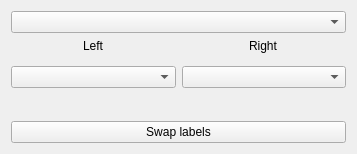
The window that arthropod_describer/view/ui/colormap_widget.ui (mrazr/maphis) describes before a commit, drawn with Qt 5.
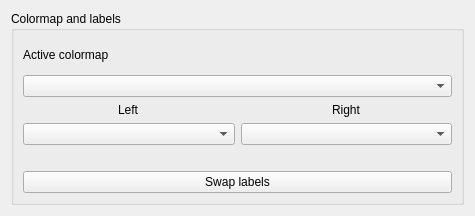
The same window after the commit.

Commit message: colormap and label selection integration with the rest of the app

Diff of the .ui file:
```diff
--- a/arthropod_describer/view/ui/colormap_widget.ui
+++ b/arthropod_describer/view/ui/colormap_widget.ui
@@ -6,8 +6,8 @@
    <rect>
     <x>0</x>
     <y>0</y>
-    <width>357</width>
-    <height>154</height>
+    <width>475</width>
+    <height>216</height>
    </rect>
   </property>
   <property name="windowTitle">
@@ -15,6 +15,19 @@
   </property>
   <layout class="QVBoxLayout" name="verticalLayout_2">
    <item>
+    <widget class="QGroupBox" name="groupBox">
+     <property name="title">
+      <string>Colormap and labels</string>
+     </property>
+     <layout class="QVBoxLayout" name="verticalLayout">
+      <item>
+       <widget class="QLabel" name="label_3">
+        <property name="text">
+         <string>Active colormap</string>
+        </property>
+       </widget>
+      </item>
+      <item>
     <widget class="QComboBox" name="colormapComboBox"/>
    </item>
    <item>
@@ -91,6 +104,9 @@
      <property name="text">
       <string>Swap labels</string>
      </property>
+       </widget>
+      </item>
+     </layout>
     </widget>
    </item>
   </layout>
```
Lines whose indentation alone changed are shown as unchanged. The commit also changes 10 other files.
